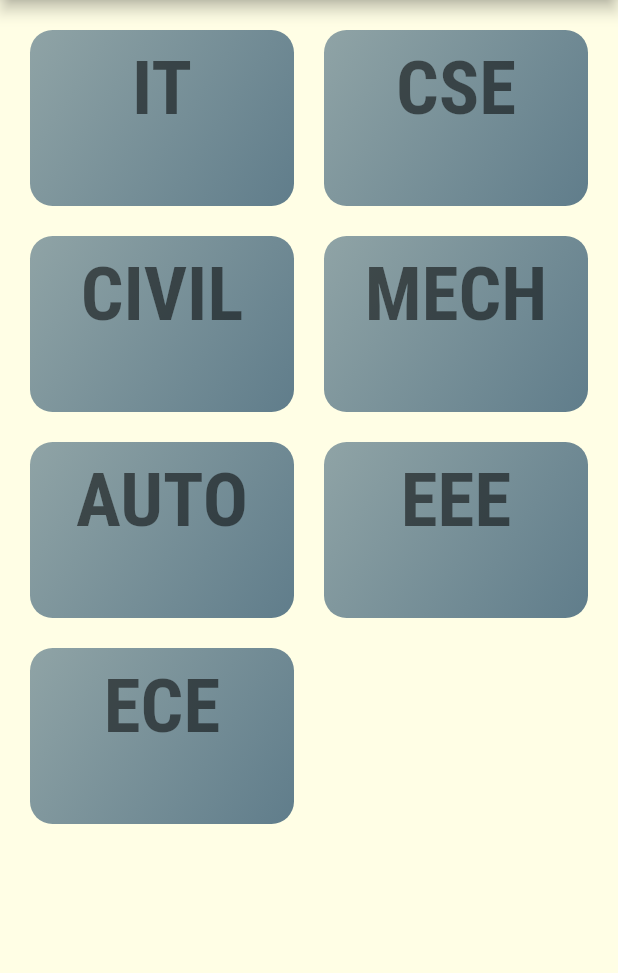
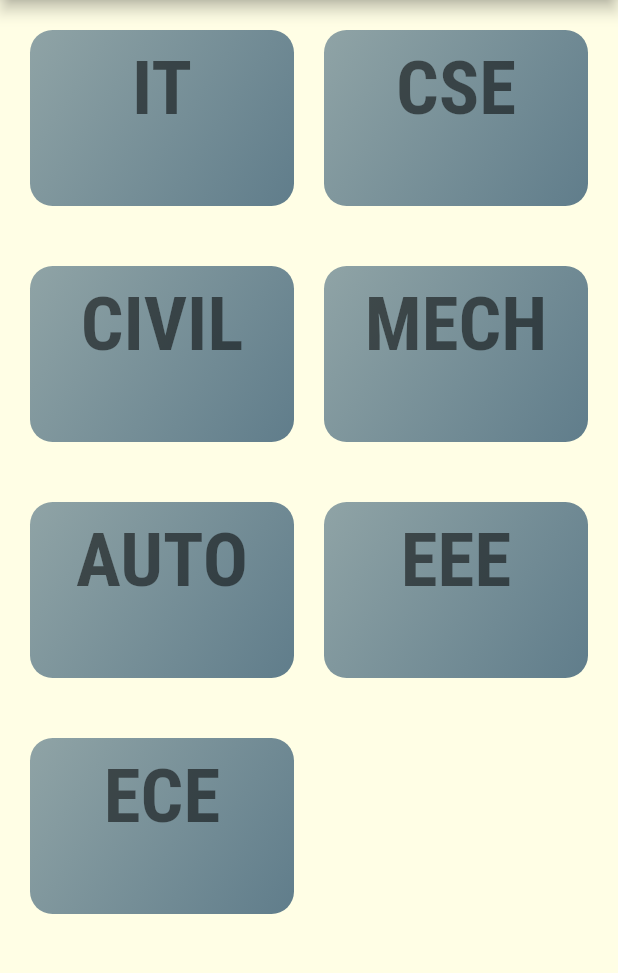
Before and after one commit to kir-aan/ou_notes, a Flutter app: the screen it shows after launch, on a phone screen of 412 x 824 dp, the part 84-1057 px from its top. Run offline on Flutter 3.47's test engine with Material 2 defaults, Android fonts, the phone set to English and light mode, and no system bars.

Commit message:
increased spacing

```diff
--- a/lib/pages/branches_page.dart
+++ b/lib/pages/branches_page.dart
@@ -14,7 +14,7 @@ class BranchesPage extends StatelessWidget {
         children: DUMMY_BRANCHES.map((b) => BranchItem(b.title)).toList(),
         gridDelegate: SliverGridDelegateWithMaxCrossAxisExtent(
           maxCrossAxisExtent: 200,
-          mainAxisSpacing: 20,
+          mainAxisSpacing: 40,
           crossAxisSpacing: 20,
           childAspectRatio: 3 / 2,
         ),
```
